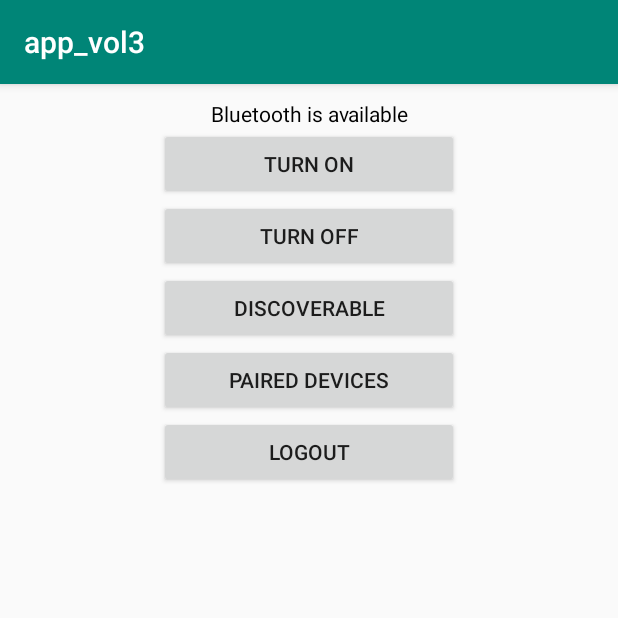
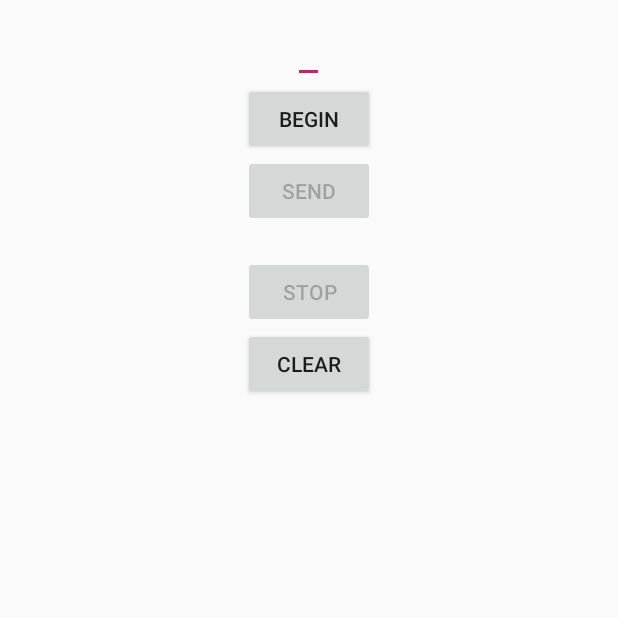
Before and after one commit to krojowska/app, an Android app: the MainActivity screen opened directly, with no data from a screen before it, on a phone screen of 412 x 824 dp, the top half of it. Run offline under Robolectric (Android 15) with nearby library versions, the phone set to English and light mode, and no system bars.

Commit message:
change main page to connect with arduino

```diff
--- a/app/build.gradle
+++ b/app/build.gradle
@@ -19,7 +19,6 @@ android {
         }
     }
 }
-
 dependencies {
     implementation fileTree(dir: 'libs', include: ['*.jar'])
     implementation 'androidx.appcompat:appcompat:1.0.2'
--- a/app/src/main/java/com/example/app_vol3/Login.java
+++ b/app/src/main/java/com/example/app_vol3/Login.java
@@ -68,7 +68,7 @@ public class Login extends AppCompatActivity implements View.OnClickListener {
                                 startActivity(new Intent(Login.this, UserData.class));
                             } else {
                                 progressDialog.dismiss();
-                                Toast.makeText(Login.this, "Login Failed", Toast.LENGTH_SHORT).show();
+                                Toast.makeText(Login.this, task.getException().getMessage(), Toast.LENGTH_LONG).show();
                             }
                         }
                     });
--- a/app/src/main/java/com/example/app_vol3/MainActivity.java
+++ b/app/src/main/java/com/example/app_vol3/MainActivity.java
@@ -1,117 +1,178 @@
 package com.example.app_vol3;
 
-import androidx.annotation.Nullable;
-import androidx.appcompat.app.AppCompatActivity;
-
+import android.app.Activity;
 import android.bluetooth.BluetoothAdapter;
 import android.bluetooth.BluetoothDevice;
+import android.bluetooth.BluetoothSocket;
 import android.content.Intent;
 import android.os.Bundle;
 import android.view.View;
 import android.widget.Button;
+import android.widget.EditText;
 import android.widget.TextView;
 import android.widget.Toast;
+import android.os.Handler;
+import java.io.IOException;
+import java.io.InputStream;
+import java.io.OutputStream;
+import java.util.Set;
+import java.util.UUID;
 
-import java.util.Set;
-
-public class MainActivity extends AppCompatActivity implements View.OnClickListener {
-    private static final int REQUEST_ENABLE_BT = 0;
-    private static final int REQUEST_DISCOVER_BT = 1;
-
-    TextView statusBluetoothTv, pairedTv;
-    Button onBtn, offBtn, discoverableBtn, pairedBtn, logoutBtn;
-
-    BluetoothAdapter mBlueAdapter;
-
+public class MainActivity extends Activity {
+    //    private final String DEVICE_NAME="MyBTBee";
+    private final String DEVICE_ADDRESS="F1:C7:64:72:08:F6";
+    private final UUID PORT_UUID = UUID.fromString("00001101-0000-1000-8000-00805f9b34fb");//Serial Port Service ID
+    private BluetoothDevice device;
+    private BluetoothSocket socket;
+    private OutputStream outputStream;
+    private InputStream inputStream;
+    Button startButton, sendButton,clearButton,stopButton;
+    TextView textView;
+    EditText editText;
+    boolean deviceConnected=false;
+    Thread thread;
+    byte buffer[];
+    int bufferPosition;
+    boolean stopThread;
     @Override
     protected void onCreate(Bundle savedInstanceState) {
         super.onCreate(savedInstanceState);
         setContentView(R.layout.activity_main);
+        startButton = findViewById(R.id.buttonStart);
+        sendButton = findViewById(R.id.buttonSend);
+        clearButton = findViewById(R.id.buttonClear);
+        stopButton = findViewById(R.id.buttonStop);
+        editText =  findViewById(R.id.editText);
+        textView = findViewById(R.id.textView);
+        setUiEnabled(false);
+    }
 
-        statusBluetoothTv = findViewById(R.id.statusBluetoothTv);
-        pairedTv = findViewById(R.id.pairedTv);
-        onBtn = findViewById(R.id.onBtn);
-        offBtn = findViewById(R.id.offBtn);
-        discoverableBtn =  findViewById(R.id.discoverableBtn);
-        pairedBtn =  findViewById(R.id.pairedBtn);
-        logoutBtn = findViewById(R.id.logoutBtn);
+    public void setUiEnabled(boolean bool) {
+        startButton.setEnabled(!bool);
+        sendButton.setEnabled(bool);
+        stopButton.setEnabled(bool);
+        textView.setEnabled(bool);
+    }
 
-        mBlueAdapter = BluetoothAdapter.getDefaultAdapter();
-
-        if(mBlueAdapter == null) {
-            statusBluetoothTv.setText("Bluetooth is not available");
+    public boolean BTinit() {
+        boolean found=false;
+        BluetoothAdapter bluetoothAdapter=BluetoothAdapter.getDefaultAdapter();
+        if (bluetoothAdapter == null) {
+            Toast.makeText(getApplicationContext(),"Device doesnt Support Bluetooth",Toast.LENGTH_SHORT).show();
+        }
+        if(!bluetoothAdapter.isEnabled()) {
+            Intent enableAdapter = new Intent(BluetoothAdapter.ACTION_REQUEST_ENABLE);
+            startActivityForResult(enableAdapter, 0);
+            try {
+                Thread.sleep(1000);
+            } catch (InterruptedException e) {
+                e.printStackTrace();
+            }
+        }
+        Set<BluetoothDevice> bondedDevices = bluetoothAdapter.getBondedDevices();
+        if(bondedDevices.isEmpty()) {
+            Toast.makeText(getApplicationContext(),"Please Pair the Device first",Toast.LENGTH_SHORT).show();
         }
         else {
-            statusBluetoothTv.setText("Bluetooth is available");
+            for (BluetoothDevice iterator : bondedDevices) {
+                if(iterator.getAddress().equals(DEVICE_ADDRESS)) {
+                    device=iterator;
+                    found=true;
+                    break;
+                }
+            }
         }
-
-        onBtn.setOnClickListener(this);
-        offBtn.setOnClickListener(this);
-        discoverableBtn.setOnClickListener(this);
-        pairedBtn.setOnClickListener(this);
-        logoutBtn.setOnClickListener(this);
-
+        return found;
     }
 
-    @Override
-    public void onClick(View v) {
-        switch(v.getId()){
-            case R.id.onBtn:
-                if(!mBlueAdapter.isEnabled()) {
-                    showToast("Turning On Bluetooth...");
-                    Intent intent = new Intent(BluetoothAdapter.ACTION_REQUEST_ENABLE);
-                    startActivityForResult(intent, REQUEST_ENABLE_BT);
-                } else {
-                    showToast("Bluetooth is already on");
-                }
-                break;
-            case R.id.offBtn:
-                if(mBlueAdapter.isEnabled()) {
-                    mBlueAdapter.disable();
-                    showToast("Turning Bluetooth Off");
-                } else {
-                    showToast("Bluetooth is already off");
-                }
-                break;
-            case R.id.discoverableBtn:
-                if(!mBlueAdapter.isDiscovering()) {
-                    showToast("Making Your Device Discoverable");
-                    Intent intent = new Intent(BluetoothAdapter.ACTION_REQUEST_DISCOVERABLE);
-                    startActivityForResult(intent, REQUEST_DISCOVER_BT);
-                }
-                break;
-            case R.id.pairedBtn:
-                if(mBlueAdapter.isEnabled()) {
-                    pairedTv.setText("Paired Devices");
-                    Set<BluetoothDevice> devices = mBlueAdapter.getBondedDevices();
-                    for (BluetoothDevice device: devices){
-                        pairedTv.append("\nDevice: " + device.getName() + ", " +device);
-                    }
-                } else {
-                    showToast("Turn on bluetooth to get paired devices");
-                }
-                break;
-            case R.id.logoutBtn:
-                startActivity(new Intent(this, Login.class));
-                break;
+    public boolean BTconnect() {
+        boolean connected=true;
+        try {
+            socket = device.createRfcommSocketToServiceRecord(PORT_UUID);
+            socket.connect();
+        } catch (IOException e) {
+            e.printStackTrace();
+            connected=false;
+        }
+        if(connected) {
+            try {
+                outputStream=socket.getOutputStream();
+            } catch (IOException e) {
+                e.printStackTrace();
+            }
+            try {
+                inputStream=socket.getInputStream();
+            } catch (IOException e) {
+                e.printStackTrace();
+            }
+
+        }
+        return connected;
+    }
+
+    public void onClickStart(View view) {
+        if(BTinit()) {
+            if(BTconnect()) {
+                setUiEnabled(true);
+                deviceConnected=true;
+                beginListenForData();
+                textView.append("\nConnection Opened!\n");
+            }
+
         }
     }
 
-    private void showToast(String msg) {
-        Toast.makeText(this, msg, Toast.LENGTH_SHORT).show();
+    void beginListenForData(){
+        final Handler handler = new Handler();
+        stopThread = false;
+        buffer = new byte[1024];
+        Thread thread  = new Thread(new Runnable() {
+            public void run() {
+                while(!Thread.currentThread().isInterrupted() && !stopThread) {
+                    try {
+                        int byteCount = inputStream.available();
+                        if(byteCount > 0) {
+                            byte[] rawBytes = new byte[byteCount];
+                            inputStream.read(rawBytes);
+                            final String string=new String(rawBytes,"UTF-8");
+                            handler.post(new Runnable() {
+                                public void run() {
+                                    textView.append(string);
+                                }
+                            });
+
+                        }
+                    }
+                    catch (IOException ex) {
+                        stopThread = true;
+                    }
+                }
+            }
+        });
+        thread.start();
     }
 
-    @Override
-    protected void onActivityResult(int requestCode, int resultCode, @Nullable Intent data) {
-        switch(requestCode) {
-            case REQUEST_ENABLE_BT:
-                if(resultCode == RESULT_OK) {
-                    showToast("Bluetooth is on");
-                } else {
-                    showToast("Could't on bluetooth");
-                }
-                break;
+    public void onClickSend(View view) {
+        String string = editText.getText().toString();
+        string.concat("\n");
+        try {
+            outputStream.write(string.getBytes());
+        } catch (IOException e) {
+            e.printStackTrace();
         }
-        super.onActivityResult(requestCode, resultCode, data);
+        textView.append("\nSent Data:"+string+"\n");
+    }
+
+    public void onClickStop(View view) throws IOException {
+        stopThread = true;
+        outputStream.close();
+        inputStream.close();
+        socket.close();
+        setUiEnabled(false);
+        deviceConnected=false;
+        textView.append("\nConnection Closed!\n");
+    }
+    public void onClickClear(View view) {
+        textView.setText("");
     }
 }
--- a/app/src/main/res/layout/activity_main.xml
+++ b/app/src/main/res/layout/activity_main.xml
@@ -8,48 +8,65 @@
     android:padding="10dp"
     tools:context=".MainActivity">
 
-    <TextView
-        android:id="@+id/statusBluetoothTv"
-        android:layout_width="match_parent"
-        android:text=""
-        android:textAlignment="center"
+    <EditText
+        android:layout_width="wrap_content"
         android:layout_height="wrap_content"
-        android:textColor="#000"/>
+        android:id="@+id/editText"
+        android:layout_alignParentTop="true"
+        android:layout_alignParentRight="true"
+        android:layout_alignParentEnd="true"
+        android:layout_alignParentLeft="true"
+        android:layout_alignParentStart="true" />
+
     <Button
         android:layout_width="wrap_content"
         android:layout_height="wrap_content"
-        android:minWidth="200dp"
-        android:id="@+id/onBtn"
-        android:text="Turn On"/>
+        android:text="Begin"
+        android:id="@+id/buttonStart"
+        android:layout_below="@+id/editText"
+        android:layout_alignParentLeft="true"
+        android:layout_alignParentStart="true"
+        android:onClick="onClickStart"/>
+
     <Button
         android:layout_width="wrap_content"
         android:layout_height="wrap_content"
-        android:minWidth="200dp"
-        android:id="@+id/offBtn"
-        android:text="Turn Off"/>
+        android:text="Send"
+        android:id="@+id/buttonSend"
+        android:onClick="onClickSend"
+        android:layout_below="@+id/editText"
+        android:layout_toRightOf="@+id/buttonStart"
+        android:layout_toEndOf="@+id/buttonStart" />
+
+    <TextView
+        android:layout_width="wrap_content"
+        android:layout_height="wrap_content"
+        android:id="@+id/textView"
+        android:layout_below="@+id/buttonSend"
+        android:layout_alignParentLeft="true"
+        android:layout_alignParentStart="true"
+        android:layout_alignRight="@+id/editText"
+        android:layout_alignEnd="@+id/editText"
+        android:layout_alignParentBottom="true"
+        android:singleLine="true" />
+
     <Button
         android:layout_width="wrap_content"
         android:layout_height="wrap_content"
-        android:minWidth="200dp"
-        android:id="@+id/discoverableBtn"
-        android:text="Discoverable"/>
+        android:text="Stop"
+        android:id="@+id/buttonStop"
+        android:layout_below="@+id/editText"
+        android:layout_toRightOf="@+id/buttonSend"
+        android:layout_toEndOf="@+id/buttonSend"
+        android:onClick="onClickStop"/>
+
     <Button
         android:layout_width="wrap_content"
         android:layout_height="wrap_content"
-        android:minWidth="200dp"
-        android:id="@+id/pairedBtn"
-        android:text="Paired Devices"/>
-    <Button
-        android:layout_width="wrap_content"
-        android:layout_height="wrap_content"
-        android:minWidth="200dp"
-        android:id="@+id/logoutBtn"
-        android:text="Logout"/>
-    <TextView
-        android:layout_width="match_parent"
-        android:layout_height="match_parent"
-        android:minWidth="200dp"
-        android:id="@+id/pairedTv"
-        android:textColor="#000"/>
-
+        android:text="Clear"
+        android:id="@+id/buttonClear"
+        android:layout_below="@+id/editText"
+        android:layout_toRightOf="@+id/buttonStop"
+        android:layout_toEndOf="@+id/buttonStop"
+        android:onClick="onClickClear"/>
 </LinearLayout>
--- a/app/src/main/res/layout/activity_register.xml
+++ b/app/src/main/res/layout/activity_register.xml
@@ -50,6 +50,11 @@
         android:layout_width="match_parent"
         android:layout_height="wrap_content" />
     <Button
+        android:id="@+id/userDetailsBtn"
+        android:text="User Details"
+        android:layout_width="match_parent"
+        android:layout_height="wrap_content" />
+    <Button
         android:id="@+id/backBtn"
         android:text="Back"
         android:layout_width="match_parent"
--- a/app/src/main/res/layout/activity_user_data.xml
+++ b/app/src/main/res/layout/activity_user_data.xml
@@ -66,4 +66,9 @@
         android:text="Save"
         android:layout_width="match_parent"
         android:layout_height="wrap_content" />
+    <Button
+        android:id="@+id/mainPageBtn"
+        android:text="Main Page"
+        android:layout_width="match_parent"
+        android:layout_height="wrap_content" />
 </LinearLayout>
```
Also changed, not shown: app/src/main/java/com/example/app_vol3/Register.java (+7 -2 lines), app/src/main/java/com/example/app_vol3/UserData.java (+7 -7 lines).
